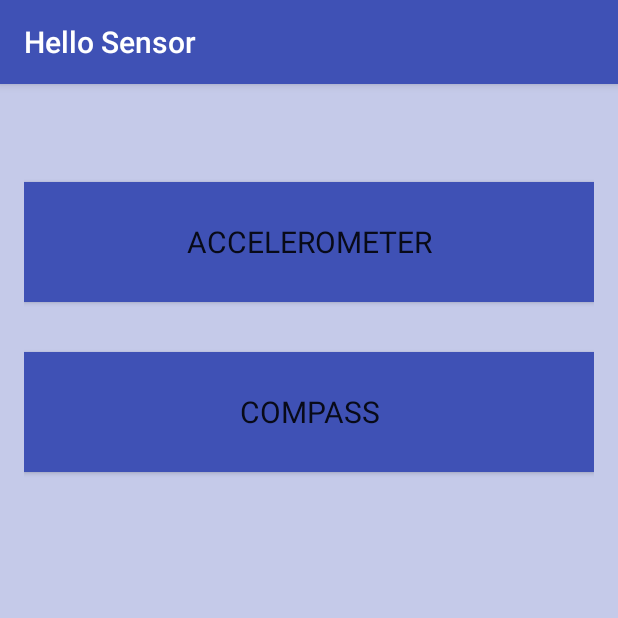
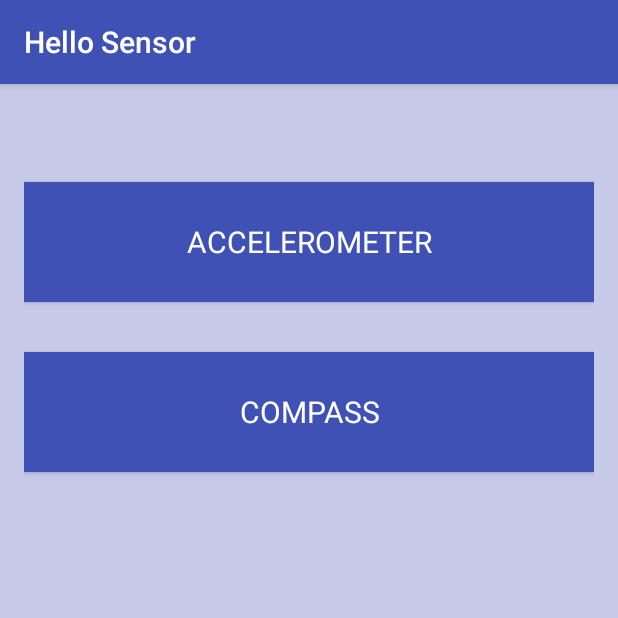
Before and after one commit to johanmansson/HelloSensor, an Android app: the screen it shows after launch (StartActivity), on a phone screen of 412 x 824 dp, the top half of it. Run offline under Robolectric (Android 15) with nearby library versions, the phone set to English and light mode, and no system bars.

Commit message:
quick fixes.

```diff
--- a/app/src/main/res/layout/activity_start.xml
+++ b/app/src/main/res/layout/activity_start.xml
@@ -22,7 +22,8 @@
         android:layout_alignParentEnd="true"
         android:layout_alignParentStart="true"
         android:textSize="20dp"
-        android:typeface="sans" />
+        android:typeface="sans"
+        android:textColor="#ffffff" />
 
     <Button
         android:layout_width="fill_parent"
@@ -35,5 +36,6 @@
         android:layout_alignParentLeft="true"
         android:layout_alignParentStart="true"
         android:textSize="20dp"
-        android:typeface="sans" />
+        android:typeface="sans"
+        android:textColor="#ffffff" />
 </RelativeLayout>
```
Also changed, not shown: app/src/main/res/layout/activity_compass.xml (+5 -4 lines).
